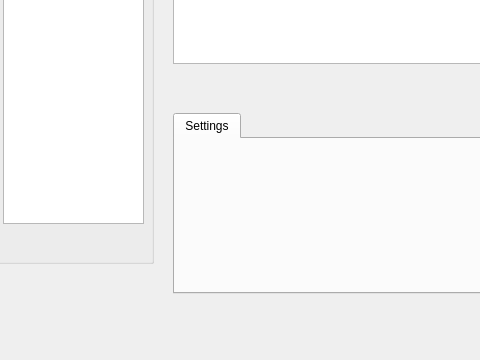
Qt form gui/main.ui (adareau/HAL) before a commit; both pictures show x 167 to 647 and y 437 to 797 of the 1348 by 797 pixel window.
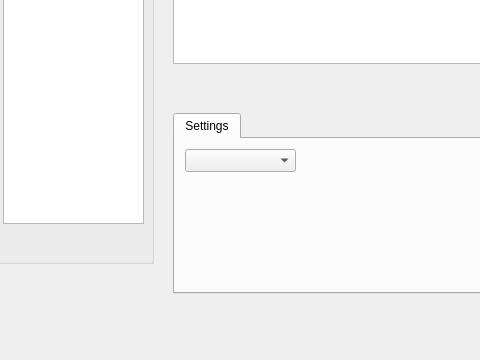
The same form after that commit. Custom widgets are drawn as their Qt base class.

Commit message: example of data class

The edit to the form file:
```diff
--- a/gui/main.ui
+++ b/gui/main.ui
@@ -142,6 +142,16 @@
      <attribute name="title">
       <string>Settings</string>
      </attribute>
+     <widget class="QComboBox" name="dataTypeComboBox">
+      <property name="geometry">
+       <rect>
+        <x>10</x>
+        <y>10</y>
+        <width>111</width>
+        <height>23</height>
+       </rect>
+      </property>
+     </widget>
     </widget>
    </widget>
    <widget class="GraphicsLayoutWidget" name="mainScreen">
```
The commit also changes 6 other files.
